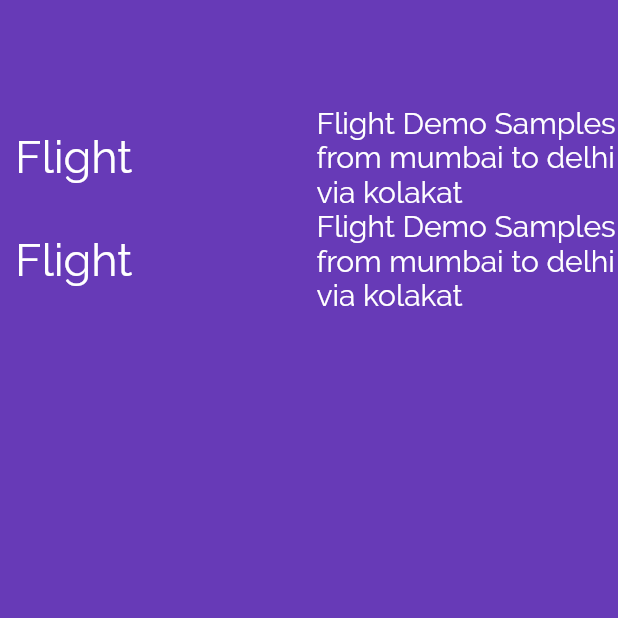
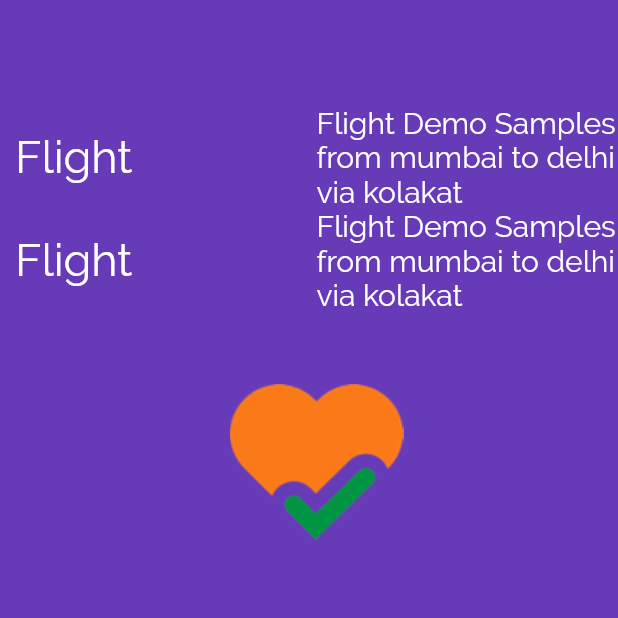
Before and after one commit to PhalugunaRao/FlutterLearning, a Flutter app: the screen it shows after launch, on a phone screen of 412 x 824 dp, the top half of it. Run offline on Flutter 3.47's test engine with Material 2 defaults, Android fonts, the phone set to English and light mode, and no system bars.

Commit message:
Flutter Image Asset ( Bitmaps ) Widget Example

```diff
--- a/lib/app_screens/row_coloum.dart
+++ b/lib/app_screens/row_coloum.dart
@@ -65,7 +65,8 @@ class RowsAndColum extends StatelessWidget{
                     )
                     ),
                   ],
-                )
+                ),
+                FlightImageAsset()
 
               ],
             )
@@ -106,3 +107,13 @@ class RowsAndColum extends StatelessWidget{
   }
 
 }
+
+class FlightImageAsset extends StatelessWidget{
+  @override
+  Widget build(BuildContext context) {
+    AssetImage assetImage = AssetImage('images/aarogya_setu_icon.png');
+    Image image = Image(image:assetImage, width: 200.0,height: 200.0);
+    return Container(child: image);
+  }
+
+}
--- a/pubspec.yaml
+++ b/pubspec.yaml
@@ -45,9 +45,9 @@ flutter:
   uses-material-design: true
 
   # To add assets to your application, add an assets section, like this:
-  # assets:
-  #   - images/a_dot_burr.jpeg
-  #   - images/a_dot_ham.jpeg
+  assets:
+    - images/aarogya_setu_icon.png
+    - images/aarigya_setu_bg_mobile.png
 
   # An image asset can refer to one or more resolution-specific "variants", see
   # https://flutter.dev/assets-and-images/#resolution-aware.
```
Also changed, not shown: images/aarigya_setu_bg.png (added), images/aarigya_setu_bg_mobil.png (added), images/aarogya_setu_icon.png (added).
